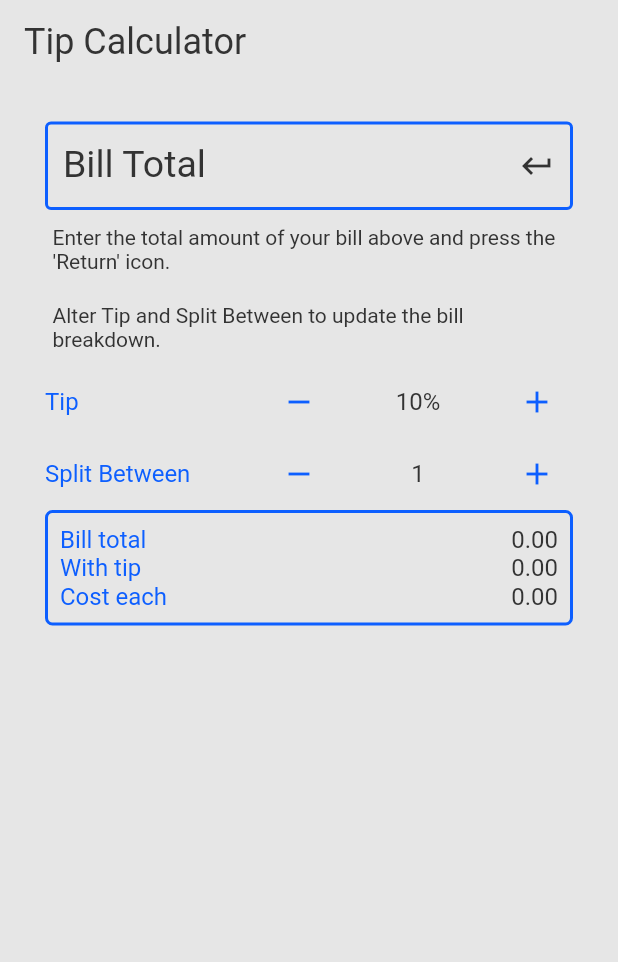
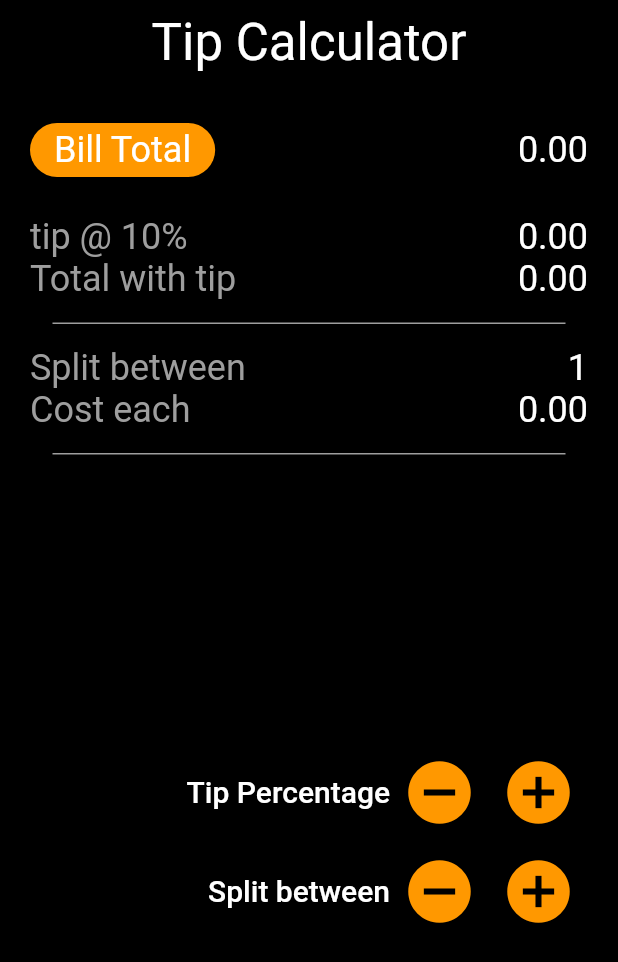
Before and after one commit to magnatronus/flutter-watchtips, a Flutter app: the screen it shows after launch, on a phone screen of 412 x 824 dp. Shown: the top 962 px of the screen. Run offline on Flutter 3.47's test engine with Material 2 defaults, Android fonts, the phone set to English and light mode, and no system bars.

Commit message:
New UI for Android version

```diff
--- a/lib/colors.dart
+++ b/lib/colors.dart
@@ -1,7 +1,10 @@
 import 'package:flutter/material.dart';
 
 /// This defines the colours used in the app
-const appPrimaryColor = Color(0xFFE6E6E6); //Color(0xFF000000);
-const appScaffoldColor = Color(0xFFE6E6E6); //Color(0xFF000000);
-const appPrimaryTextColor = Color(0xFF0D5FFF);
-const appTextColor = Color(0xFF333333); //Color(0xFFFECC66);
+const appPrimaryColor =  Color(0xFF000000);//Color(0xFFE6E6E6);
+const appScaffoldColor =  Color(0xFF000000);//Color(0xFFE6E6E6);
+const accentTextColor = Color(0xFFFC6666);
+const appPrimaryTextColor = Color(0xFFFFFFFF);
+const appTextColor = Colors.grey;//Color(0xFF333333); //Color(0xFFFECC66);
+const appButtonColor = Color(0xFF7F7F7F);
+const appPrimaryButtonColor = Colors.orange;
--- a/lib/homescreen.dart
+++ b/lib/homescreen.dart
@@ -1,8 +1,10 @@
 import 'dart:async';
+import 'dart:io' show Platform;
 import 'package:flutter/material.dart';
 import 'package:flutter/services.dart';
 import 'package:intl/intl.dart';
-import 'colors.dart';
+import 'numberpad.dart';
+import 'widgets/scaleroute.dart';
 
 class HomeScreen extends StatefulWidget {
   @override
@@ -11,14 +13,14 @@ class HomeScreen extends StatefulWidget {
 
 class _HomeScreenState extends State<HomeScreen> {
   static const platform = const MethodChannel('uk.spiralarm.watchtips/tipinfo');
-  static const stream =
-      const EventChannel('uk.spiralarm.watchtips/tipinfo/watchdata');
+  static const stream = const EventChannel('uk.spiralarm.watchtips/tipinfo/watchdata');
   StreamSubscription tipSubscription;
 
   NumberFormat formatter = NumberFormat("##0.00");
   TextEditingController billTotalController = TextEditingController();
   int tipPercent = 10, tipSplit = 1;
   double billTotal = 0.0;
+  double tip = 0.0;
   double totalWithTip = 0.0;
   double totalEach = 0.0;
 
@@ -26,7 +28,9 @@ class _HomeScreenState extends State<HomeScreen> {
   void initState() {
     super.initState();
     setupDeviceLocale();
+    if(Platform.isIOS){
       activateWatchConnection();
+    }
   }
 
   @override
@@ -43,178 +47,220 @@ class _HomeScreenState extends State<HomeScreen> {
     return Scaffold(
       appBar: AppBar(
         brightness: Brightness.light,
+        centerTitle: true,
         elevation: 0.0,
         title: Text(
           "Tip Calculator",
-          style: Theme.of(context).textTheme.headline,
+          style: Theme.of(context).primaryTextTheme.display1,
         ),
       ),
-      body: SingleChildScrollView(
-        child: Container(
-          margin: EdgeInsets.all(20.0),
-          padding: EdgeInsets.fromLTRB(10.0, 5.0, 10.0, 5.0),
+      body: Container(
+        padding: EdgeInsets.all(20.0),
         child: Column(
-            crossAxisAlignment: CrossAxisAlignment.stretch,
-            mainAxisAlignment: MainAxisAlignment.start,
           children: <Widget>[
-              TextField(
-                controller: billTotalController,
-                keyboardType: TextInputType.numberWithOptions(decimal: true),
-                decoration: InputDecoration(
-                    labelText: "Bill Total",
-                    suffixIcon: IconButton(
-                      onPressed: () {
-                        FocusScope.of(context).requestFocus(new FocusNode());
-                        calculateBill(
-                            double.tryParse(billTotalController.text));
-                      },
-                      icon: Icon(
-                        Icons.keyboard_return,
-                        color: Theme.of(context).textTheme.body1.color,
-                      ),
-                    )),
-              ),
-              Padding(
-                padding: EdgeInsets.fromLTRB(5.0, 10.0, 5.0, 10.0),
-                child: Text(
-                  "Enter the total amount of your bill above and press the 'Return' icon.",
-                  style: Theme.of(context).textTheme.body1,
-                ),
-              ),
-              Padding(
-                padding: EdgeInsets.fromLTRB(5.0, 10.0, 5.0, 10.0),
-                child: Text(
-                  "Alter Tip and Split Between to update the bill breakdown.",
-                  style: Theme.of(context).textTheme.body1,
-                ),
-              ),
+
             Row(
               mainAxisAlignment: MainAxisAlignment.spaceBetween,
               children: <Widget>[
-                    Container(
-                      width: 110.0,
+
+                RaisedButton(
+                  elevation: 0.0,
+                  onPressed: () async {
+                    var value = await Navigator.push(
+                      context,
+                      ScaleRoute(widget:  NumberPad(
+                        billTotal,
+                        normalStyle: Theme.of(context).textTheme.display2,
+                        errorStyle: Theme.of(context).accentTextTheme.display2,
+                      )),
+                    );
+                    if(value != null){
+                      calculateBill(value);
+                    }
+                  },
+                  color: Colors.orange,
                   child: Text(
-                        "Tip",
-                        textAlign: TextAlign.left,
-                        style: Theme.of(context).primaryTextTheme.subhead,
+                    "Bill Total",
+                    style: Theme.of(context).primaryTextTheme.headline,
+                  ),
+                  shape: RoundedRectangleBorder(
+                    borderRadius: new BorderRadius.circular(30.0),
                   ),
                 ),
+
+                Text(
+                  "${formatter.format(billTotal)}",
+                  style: Theme.of(context).primaryTextTheme.headline,
+                  textAlign: TextAlign.right,
+                ),
+              ],
+            ),
+
+            SizedBox(height: 20.0),
+
+            Row(
+              mainAxisAlignment: MainAxisAlignment.spaceBetween,
+              children: <Widget>[
+                Text(
+                  "tip @ $tipPercent%",
+                  style: Theme.of(context).textTheme.headline,
+                ),
+                Text(
+                  "${formatter.format(tip)}",
+                  style: Theme.of(context).primaryTextTheme.headline,
+                  textAlign: TextAlign.right,
+                ),
+              ],
+            ),
+
+            Row(
+              mainAxisAlignment: MainAxisAlignment.spaceBetween,
+              children: <Widget>[
+                Text(
+                  "Total with tip",
+                  style: Theme.of(context).textTheme.headline,
+                ),
+                Text(
+                  "${formatter.format(totalWithTip)}",
+                  style: Theme.of(context).primaryTextTheme.headline,
+                  textAlign: TextAlign.right,
+                ),
+              ],
+            ),
+
+            Container(
+              margin: EdgeInsets.all(15.0),
+              height: 1.0,
+              color: Theme.of(context).textTheme.headline.color
+            ),
+
+            Row(
+              mainAxisAlignment: MainAxisAlignment.spaceBetween,
+              children: <Widget>[
+                Text(
+                  "Split between",
+                  style: Theme.of(context).textTheme.headline,
+                ),
+                Text(
+                  "$tipSplit",
+                  style: Theme.of(context).primaryTextTheme.headline,
+                  textAlign: TextAlign.right,
+                ),
+              ],
+            ),
+
+            Row(
+              mainAxisAlignment: MainAxisAlignment.spaceBetween,
+              children: <Widget>[
+                Text(
+                  "Cost each",
+                  style: Theme.of(context).textTheme.headline,
+                ),
+                Text(
+                  "${formatter.format(totalEach)}",
+                  style: Theme.of(context).primaryTextTheme.headline,
+                  textAlign: TextAlign.right,
+                ),
+              ],
+            ),
+
+
+            Container(
+              margin: EdgeInsets.all(15.0),
+              height: 1.0,
+              color: Theme.of(context).textTheme.headline.color
+            ),
+
+            Expanded(
+              child: Center(
+                child: Column(
+                  mainAxisAlignment: MainAxisAlignment.center,
+                  children: <Widget>[
+
+
+            Row(
+              mainAxisAlignment: MainAxisAlignment.end,
+              children: <Widget>[
+               Text(
+                  "Tip Percentage",
+                  style: Theme.of(context).primaryTextTheme.title,
+                  textAlign: TextAlign.right,
+                ),
+
                 IconButton(
+                  iconSize: 50.0,
                   onPressed: () {
                     if (tipPercent > 0) {
                       tipPercent--;
                       calculateBill(null);
                     }
                   },
-                      icon: Icon(Icons.remove),
-                    ),
-                    Container(
-                      width: 40.0,
-                      child: Text(
-                        "$tipPercent%",
-                        style: Theme.of(context).textTheme.subhead,
-                        textAlign: TextAlign.center,
+                  icon: Icon(
+                    Icons.remove_circle,
                   ),
                 ),
+
                 IconButton(
+                  iconSize: 50.0,
                 onPressed: () {
-                        if (tipPercent < 50) {
+                  if (tipPercent < 100) {
                     tipPercent++;
                     calculateBill(null);
                   }
                 },
-                      icon: Icon(Icons.add),
-                    ),
-                  ]),
-              Row(
-                  mainAxisAlignment: MainAxisAlignment.spaceBetween,
-                  children: <Widget>[
-                    Container(
-                      width: 110.0,
-                      child: Text(
-                        "Split Between",
-                        textAlign: TextAlign.left,
-                        style: Theme.of(context).primaryTextTheme.subhead,
+                icon: Icon(
+                  Icons.add_circle,
                 ),
               ),
+
+              ],
+            ),
+
+            Row(
+              mainAxisAlignment: MainAxisAlignment.end,
+              children: <Widget>[
+                Text(
+                  "Split between",
+                  style: Theme.of(context).primaryTextTheme.title,
+                  textAlign: TextAlign.right,
+                ),
                 IconButton(
+                  iconSize: 50.0,
                   onPressed: () {
                     if (tipSplit > 1) {
                       tipSplit--;
                       calculateBill(null);
                     }
                   },
-                      icon: Icon(Icons.remove),
-                    ),
-                    Container(
-                      width: 40.0,
-                      child: Text(
-                        "$tipSplit",
-                        style: Theme.of(context).textTheme.subhead,
-                        textAlign: TextAlign.center,
+                  icon: Icon(
+                    Icons.remove_circle,
                   ),
                 ),
+
                 IconButton(
+                  iconSize: 50.0,
                   onPressed: () {
                     if (tipSplit < 50) {
                       tipSplit++;
                       calculateBill(null);
                     }
                   },
-                      icon: Icon(Icons.add),
+                  icon: Icon(
+                    Icons.add_circle,
                   ),
-                  ]),
-              Container(
-                decoration: BoxDecoration(
-                    border: Border.all(color: appPrimaryTextColor, width: 2.0),
-                    borderRadius: BorderRadius.all(Radius.circular(5.0))),
-                padding: EdgeInsets.all(8.0),
-                child: Column(
-                  children: <Widget>[
-                    Row(
-                      mainAxisAlignment: MainAxisAlignment.spaceBetween,
-                      children: <Widget>[
-                        Text(
-                          "Bill total",
-                          style: Theme.of(context).primaryTextTheme.subhead,
                 ),
-                        Text(
-                          "${formatter.format(billTotal)}",
-                          style: Theme.of(context).textTheme.subhead,
-                        ),
+
               ],
             ),
-                    Row(
-                      mainAxisAlignment: MainAxisAlignment.spaceBetween,
-                      children: <Widget>[
-                        Text(
-                          "With tip",
-                          style: Theme.of(context).primaryTextTheme.subhead,
-                        ),
-                        Text(
-                          "${formatter.format(totalWithTip)}",
-                          style: Theme.of(context).textTheme.subhead,
-                        ),
-                      ],
-                    ),
-                    Row(
-                        mainAxisAlignment: MainAxisAlignment.spaceBetween,
-                        children: <Widget>[
-                          Text(
-                            "Cost each",
-                            style: Theme.of(context).primaryTextTheme.subhead,
-                          ),
-                          Text(
-                            "${formatter.format(totalEach)}",
-                            style: Theme.of(context).textTheme.subhead,
-                          ),
-                        ]),
+
                   ],
                 ),
               ),
+            ),
+
           ],
         ),
-        ),
+
       ),
     );
   }
@@ -225,7 +271,7 @@ class _HomeScreenState extends State<HomeScreen> {
     setState(() {
       billTotal = total;
       billTotalController.text = "${formatter.format(billTotal)}";
-      double tip = (total / 100) * tipPercent;
+      tip = (total / 100) * tipPercent;
       totalWithTip = total + tip;
       totalEach = (totalWithTip / tipSplit);
     });
@@ -233,6 +279,7 @@ class _HomeScreenState extends State<HomeScreen> {
 
   /// Active and start the connection to the Watch App
   activateWatchConnection() async {
+
     // Start initial Session to allow watch and iOS to swap user data
     await platform.invokeMethod("activateSession");
 
--- a/lib/main.dart
+++ b/lib/main.dart
@@ -1,15 +1,23 @@
 import 'package:flutter/material.dart';
+import 'package:flutter/services.dart';
 import 'homescreen.dart';
 import 'colors.dart';
 
-void main() => runApp(TipCalculator());
+/// Kick the Tyres and Light the Fires
+void main() {
+  SystemChrome.setPreferredOrientations([
+    DeviceOrientation.portraitUp,
+    DeviceOrientation.portraitDown,
+  ]);
+  runApp(TipCalculator());
+}
 
 class TipCalculator extends StatelessWidget {
   @override
   Widget build(BuildContext context) {
     return MaterialApp(
       debugShowCheckedModeBanner: false,
-      title: 'TipCalculator',
+      title: 'Tip Calculator',
       home: HomeScreen(),
       theme: _buildAppTheme(),
     );
@@ -20,18 +28,36 @@ class TipCalculator extends StatelessWidget {
     final ThemeData base = ThemeData.light();
     return base.copyWith(
       primaryColor: appPrimaryColor,
+      backgroundColor: Colors.yellow,
       scaffoldBackgroundColor: appScaffoldColor,
       textSelectionColor: appPrimaryTextColor,
       cursorColor: appPrimaryTextColor,
+
       textTheme: base.textTheme.apply(
         bodyColor: appTextColor,
         displayColor: appTextColor,
       ),
+
       primaryTextTheme: base.primaryTextTheme.apply(
         bodyColor: appPrimaryTextColor,
         displayColor: appPrimaryTextColor,
       ),
-      iconTheme: base.iconTheme.copyWith(color: appPrimaryTextColor),
+
+      accentTextTheme: base.primaryTextTheme.apply(
+        bodyColor: accentTextColor,
+        displayColor: accentTextColor,
+      ),
+
+      buttonTheme: base.buttonTheme.copyWith(
+        buttonColor: appButtonColor,
+        textTheme: ButtonTextTheme.primary
+      ),
+
+      iconTheme: base.iconTheme.copyWith(
+        color: appPrimaryButtonColor,
+      ),
+
+      /*
       inputDecorationTheme: InputDecorationTheme(
         labelStyle: TextStyle(color: appTextColor, fontSize: 25.0),
         enabledBorder: const OutlineInputBorder(
@@ -41,6 +67,8 @@ class TipCalculator extends StatelessWidget {
           borderSide: const BorderSide(color: appPrimaryTextColor, width: 2.0),
         ),
       ),
+      */
+
     );
   }
 }
--- a/pubspec.yaml
+++ b/pubspec.yaml
@@ -1,5 +1,5 @@
 name: watchtips
-description: A Combined Flutter iOS and watchOS app, now with iPad app support
+description: A Combined Flutter iOS and watchOS app, now with iPad and Android support
 
 # The following defines the version and build number for your application.
 # A version number is three numbers separated by dots, like 1.2.43
@@ -7,7 +7,7 @@ description: A Combined Flutter iOS and watchOS app, now with iPad app support
 # Both the version and the builder number may be overridden in flutter
 # build by specifying --build-name and --build-number, respectively.
 # Read more about versioning at semver.org.
-version: 2.1.0+1
+version: 2.2.0+1
 
 environment:
   sdk: ">=2.0.0-dev.68.0 <3.0.0"
```
Also changed, not shown: lib/numberpad.dart (added, +168 -0 lines), lib/widgets/key.dart (added, +31 -0 lines), lib/widgets/scaleroute.dart (added, +47 -0 lines), 20 other files. Lines whose indentation alone changed are shown as unchanged.
